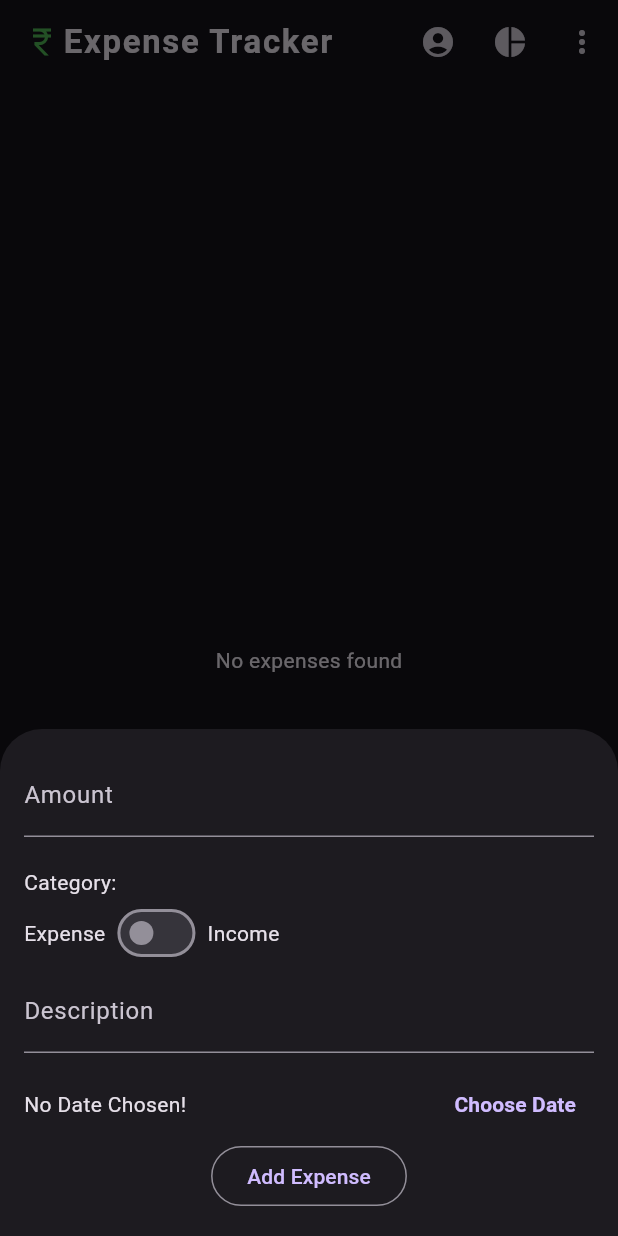
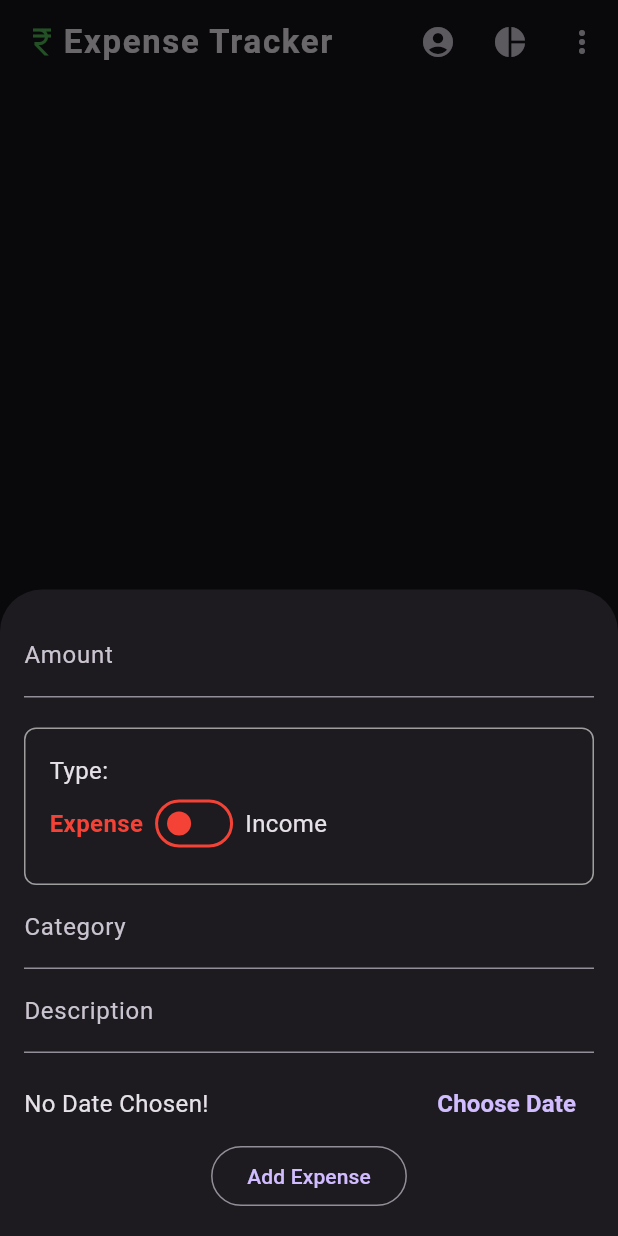
Before and after one commit to arbaazaj/expensetracker, a Flutter app: the HomePage screen opened directly, after a tap on the "add" icon, on a phone screen of 412 x 824 dp. Run offline on Flutter 3.47's test engine with Material 3 defaults, Android fonts, the phone set to English and light mode, and no system bars; our stand-ins replace equatable, fl_chart, flutter_bloc, flutter_dotenv, get, google_fonts and 1 more; accounts and stored records are empty.

Commit message:
> Added swipe to delete transaction. > Added a category section for e.g. food, bills, etc. > Change previous category to type for income and expense.

```diff
--- a/lib/blocs/balance/balance_bloc.dart
+++ b/lib/blocs/balance/balance_bloc.dart
@@ -17,21 +17,21 @@ class BalanceBloc extends Bloc<BalanceEvent, BalanceState> {
         // Fetch income and expense data from Supabase
         final response = await _supabase
             .from('expenses')
-            .select('amount, category')
+            .select('amount, type')
             .eq('user_id', userId!);
 
         // Filter income data from the response
         final List<Map<String, dynamic>> incomeList =
             (response as List<dynamic>)
                 .map((e) => e as Map<String, dynamic>)
-                .where((e) => e['category'] == 'income')
+                .where((e) => e['type'] == 'income')
                 .toList();
 
         // Filter expense data from the response
         final List<Map<String, dynamic>> expenseList =
             (response as List<dynamic>)
                 .map((e) => e as Map<String, dynamic>)
-                .where((e) => e['category'] == 'expense')
+                .where((e) => e['type'] == 'expense')
                 .toList();
 
         // Calculate total income and expense
--- a/lib/blocs/expense/expense_event.dart
+++ b/lib/blocs/expense/expense_event.dart
@@ -5,12 +5,14 @@ sealed class ExpenseEvent {}
 
 class AddExpense extends ExpenseEvent {
   final double amount;
+  final String type;
   final String category;
   final String? description;
   final DateTime date;
 
   AddExpense({
     required this.amount,
+    required this.type,
     required this.category,
     required this.description,
     required this.date,
@@ -18,3 +20,9 @@ class AddExpense extends ExpenseEvent {
 }
 
 class FetchExpenses extends ExpenseEvent {}
+
+class DeleteExpense extends ExpenseEvent {
+  final String id;
+
+  DeleteExpense({required this.id});
+}
--- a/lib/models/expense.dart
+++ b/lib/models/expense.dart
@@ -4,6 +4,7 @@ class Expense extends Equatable {
   final String id;
   final String userId;
   final double amount;
+  final String type;
   final String category;
   final String? description;
   final DateTime date;
@@ -12,6 +13,7 @@ class Expense extends Equatable {
     required this.id,
     required this.userId,
     required this.amount,
+    required this.type,
     required this.category,
     required this.description,
     required this.date,
@@ -22,6 +24,7 @@ class Expense extends Equatable {
       id: json['id'] as String,
       userId: json['user_id'] as String,
       amount: (json['amount'] as num).toDouble(),
+      type: json['type'] as String,
       category: json['category'].toString(),
       description: json['description'] as String?,
       date: DateTime.parse(json['date'] as String),
@@ -33,6 +36,7 @@ class Expense extends Equatable {
       'id': id,
       'user_id': userId,
       'amount': amount,
+      'type': type,
       'category': category.toString(),
       'description': description,
       'date': date.toIso8601String(),
@@ -40,5 +44,6 @@ class Expense extends Equatable {
   }
 
   @override
-  List<Object?> get props => [id, userId, amount, category, description, date];
+  List<Object?> get props =>
+      [id, userId, amount, type, category, description, date];
 }
--- a/lib/pages/homepage.dart
+++ b/lib/pages/homepage.dart
@@ -25,6 +25,7 @@ class HomePageState extends State<HomePage> {
   final _formKey = GlobalKey<FormState>();
   final _amountController = TextEditingController();
   final _descriptionController = TextEditingController();
+  final _categoryController = TextEditingController();
   DateTime? _selectedDate;
   bool _isIncome = false;
 
@@ -32,6 +33,7 @@ class HomePageState extends State<HomePage> {
   void dispose() {
     _amountController.dispose();
     _descriptionController.dispose();
+    _categoryController.dispose();
     super.dispose();
   }
 
@@ -55,10 +57,12 @@ class HomePageState extends State<HomePage> {
     if (_formKey.currentState!.validate()) {
       final amount = double.parse(_amountController.text);
       final description = _descriptionController.text;
+      final category = _categoryController.text;
 
       context.read<ExpenseBloc>().add(AddExpense(
             amount: amount,
-            category: _isIncome ? 'income' : 'expense',
+            type: _isIncome ? 'income' : 'expense',
+            category: category,
             description: description,
             date: _selectedDate ?? DateTime.now(),
           ));
@@ -182,7 +186,6 @@ class HomePageState extends State<HomePage> {
                     }),
                     const SizedBox(height: 10),
                     Flexible(
-
                       child: ListView.builder(
                         controller: _listController,
                         reverse: false,
@@ -190,32 +193,55 @@ class HomePageState extends State<HomePage> {
                         itemCount: state.expenses.length,
                         itemBuilder: (context, index) {
                           final expense = state.expenses[index];
-                          return ListTile(
+
+                          return Dismissible(
+                            key: Key(expense.id),
+                            background: Container(
+                              color: Colors.red,
+                              child: const Icon(Icons.delete),
+                            ),
+                            direction: DismissDirection.endToStart,
+                            onDismissed: (direction) {
+                              if (direction == DismissDirection.endToStart) {
+                                context
+                                    .read<ExpenseBloc>()
+                                    .add(DeleteExpense(id: expense.id));
+                                ScaffoldMessenger.of(context).showSnackBar(
+                                  SnackBar(
+                                    content:
+                                    Text('${expense.description} deleted'),
+                                  ),
+                                );
+                              }
+                            },
+                            child: ListTile(
+                              isThreeLine: true,
                               title: Text(
                                 expense.description == null
-                                  ? expense.category
+                                    ? expense.type
                                     : expense.description!,
                                 style: TextStyle(
-                                color: expense.category == 'income'
+                                  color: expense.type == 'income'
                                       ? Colors.green
                                       : Colors.red,
                                   fontWeight: FontWeight.bold,
                                 ),
                               ),
                               subtitle: Text(
-                              DateFormat('dd/MM/yyyy')
+                                DateFormat('${expense.category}\ndd/MM/yyyy')
                                     .format(expense.date), // Format date
                               ),
                               trailing: Text(
-                              expense.category == 'income'
+                                expense.type == 'income'
                                     ? '+\$${expense.amount.toStringAsFixed(2)}'
                                     : '-\$${expense.amount.toStringAsFixed(2)}',
                                 style: TextStyle(
-                                color: expense.category == 'income'
+                                  color: expense.type == 'income'
                                       ? Colors.green
                                       : Colors.red,
                                   fontSize: 15,
                                   fontWeight: FontWeight.bold,
+                                ),
                               ),
                             ),
                           );
@@ -246,6 +272,7 @@ class HomePageState extends State<HomePage> {
   // controls to add a transaction.
   void _buildTransactionModal(BuildContext context) {
     showModalBottomSheet(
+      useSafeArea: true,
       context: context,
       builder: (context) {
         return StatefulBuilder(
@@ -260,6 +287,7 @@ class HomePageState extends State<HomePage> {
                     TextFormField(
                       controller: _amountController,
                       keyboardType: TextInputType.number,
+                      textInputAction: TextInputAction.next,
                       decoration: const InputDecoration(labelText: 'Amount'),
                       validator: (value) {
                         if (value == null || value.isEmpty) {
@@ -272,17 +300,47 @@ class HomePageState extends State<HomePage> {
                       },
                     ),
                     const SizedBox(height: 20),
-                    Column(
+                    Container(
+                      padding: const EdgeInsets.all(16.0),
+                      decoration: BoxDecoration(
+                        border: Border.all(color: Colors.grey),
+                        borderRadius: BorderRadius.circular(8),
+                      ),
+                      child: Column(
                         crossAxisAlignment: CrossAxisAlignment.start,
                         children: [
                           // Switch for income/expense
-                        Text('Category:'),
+                          Text(
+                            'Type:',
+                            style: TextStyle(
+                              fontSize: 16,
+                            ),
+                          ),
                           Row(
                             children: [
-                            const Text('Expense'),
+                              Text(
+                                'Expense',
+                                style: !_isIncome
+                                    ? TextStyle(
+                                        color: Colors.red,
+                                        fontWeight: FontWeight.bold,
+                                        fontSize: 16,
+                                      )
+                                    : TextStyle(
+                                        fontSize: 16,
+                                      ),
+                              ),
                               const SizedBox(width: 4),
                               Switch(
                                 value: _isIncome,
+                                inactiveTrackColor: Colors.transparent,
+                                thumbColor: WidgetStatePropertyAll(
+                                  _isIncome ? Colors.green : Colors.red,
+                                ),
+                                activeColor: Colors.transparent,
+                                trackOutlineColor: WidgetStatePropertyAll(
+                                  _isIncome ? Colors.green : Colors.red,
+                                ),
                                 onChanged: (value) {
                                   modalSetState(() {
                                     _isIncome = value;
@@ -290,13 +348,35 @@ class HomePageState extends State<HomePage> {
                                 },
                               ),
                               const SizedBox(width: 4),
-                            const Text('Income'),
+                              Text(
+                                'Income',
+                                style: _isIncome
+                                    ? TextStyle(
+                                        color: Colors.green,
+                                        fontWeight: FontWeight.bold,
+                                        fontSize: 16,
+                                      )
+                                    : TextStyle(
+                                        fontSize: 16,
+                                      ),
+                              ),
                             ],
                           ),
                         ],
                       ),
+                    ),
+                    TextFormField(
+                      controller: _categoryController,
+                      keyboardType: TextInputType.text,
+                      textInputAction: TextInputAction.next,
+                      decoration: const InputDecoration(
+                        labelText: 'Category',
+                      ),
+                    ),
                     TextFormField(
                       controller: _descriptionController,
+                      keyboardType: TextInputType.text,
+                      textInputAction: TextInputAction.next,
                       decoration:
                           const InputDecoration(labelText: 'Description'),
                     ),
@@ -309,6 +389,9 @@ class HomePageState extends State<HomePage> {
                               _selectedDate == null
                                   ? 'No Date Chosen!'
                                   : 'Picked Date: ${DateFormat('dd/MM/yyyy').format(_selectedDate!)}',
+                              style: const TextStyle(
+                                fontSize: 16,
+                              ),
                             ),
                           ),
                           TextButton(
@@ -319,7 +402,10 @@ class HomePageState extends State<HomePage> {
                             },
                             child: const Text(
                               'Choose Date',
-                              style: TextStyle(fontWeight: FontWeight.bold),
+                              style: TextStyle(
+                                fontSize: 16.0,
+                                fontWeight: FontWeight.bold,
+                              ),
                             ),
                           ),
                         ],
```
Also changed, not shown: lib/blocs/expense/expense_bloc.dart (+19 -0 lines), lib/pages/pie_chart_view.dart (+48 -5 lines). Lines whose indentation alone changed are shown as unchanged.
